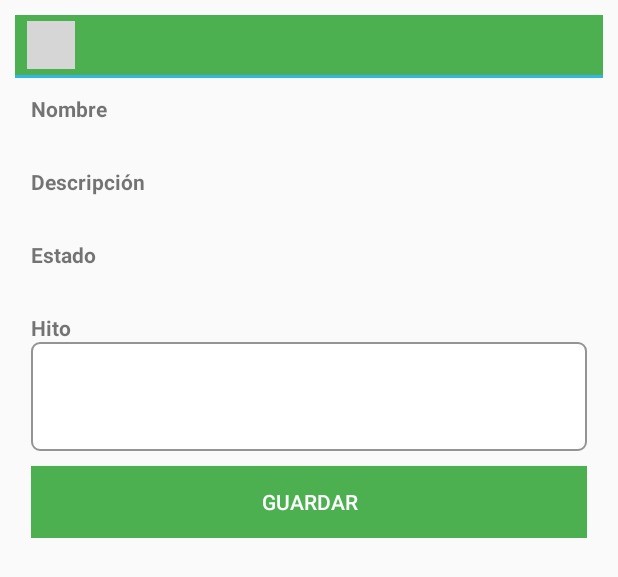
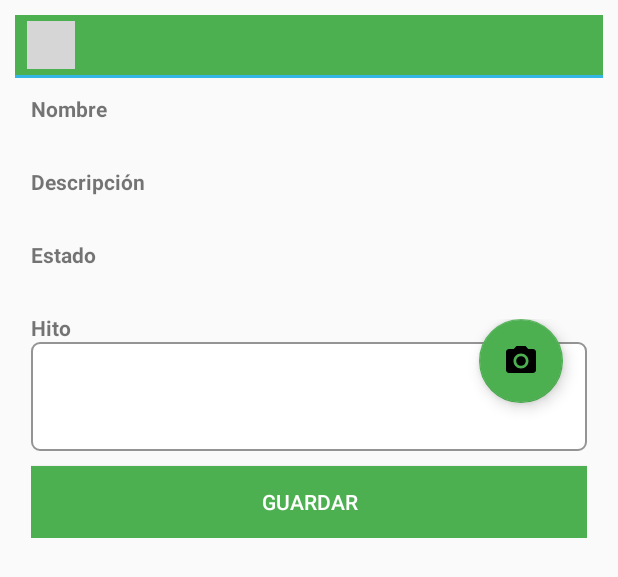
Before and after one commit to jbuelvas/PlaneacionAPP, an Android app: the layout form_registrar_hito.xml on its own in the app's theme, with its tools: preview values and no code run, on a phone screen of 412 x 824 dp. Shown: the top 577 px of the screen. Run offline under Robolectric (Android 15) with nearby library versions, the phone set to English and light mode, and no system bars; plain views replace DialogTitle; grey boxes are pictures that could not be loaded.

Commit message:
Avances Hito Attachment

```diff
--- a/app/build.gradle
+++ b/app/build.gradle
@@ -34,6 +34,7 @@ dependencies {
     implementation 'androidx.navigation:navigation-fragment:2.0.0'
     implementation 'androidx.navigation:navigation-ui:2.0.0'
     implementation 'androidx.lifecycle:lifecycle-extensions:2.0.0'
+    implementation 'commons-io:commons-io:2.4'
     testImplementation 'junit:junit:4.12'
     androidTestImplementation 'androidx.test.ext:junit:1.1.0'
     androidTestImplementation 'androidx.test.espresso:espresso-core:3.1.1'
--- a/app/src/main/AndroidManifest.xml
+++ b/app/src/main/AndroidManifest.xml
@@ -5,7 +5,8 @@
     <uses-permission android:name="android.permission.INTERNET" />
     <uses-permission android:name="android.permission.ACCESS_FINE_LOCATION" />
     <uses-permission android:name="android.permission.ACCESS_COARSE_LOCATION" />
-    <uses-permission android:name="android.permission.CAMERA" android:required="true" />
+    <uses-permission android:name="android.permission.CAMERA" />
+    <uses-permission android:name="android.permission.WRITE_EXTERNAL_STORAGE" />
     <uses-feature android:glEsVersion="0x00020000" android:required="true" />
 
     <application
@@ -18,7 +19,7 @@
         <activity
             android:name=".MainActivity"
             android:label="@string/app_name"
-            android:screenOrientation="portrait"
+            android:screenOrientation="fullSensor"
             android:configChanges="keyboardHidden|orientation|screenSize"
             android:theme="@style/AppTheme.NoActionBar" >
             <intent-filter>
--- a/app/src/main/java/com/example/planeacionapp/Constantes.java
+++ b/app/src/main/java/com/example/planeacionapp/Constantes.java
@@ -4,4 +4,5 @@ public class Constantes {
     public static final String COLOR_TITULO_MENSAJES = "#FFFFFF";
     public static final String COLOR_TITULO_ALERTAS = "#7C0824";
     public static final String VALOR_SIN_SELECCION = "- TODOS -";
+    public static final String NOMBRE_IMG_HITO = "IMG_HITO_";
 }
--- a/app/src/main/res/layout/form_registrar_hito.xml
+++ b/app/src/main/res/layout/form_registrar_hito.xml
@@ -186,7 +186,7 @@
                     android:orientation="vertical"
                     android:layout_width="match_parent"
                     android:layout_height="match_parent"
-                    android:padding="20dp">
+                    android:padding="2dp">
 
                     <ListView
                         android:id="@+id/lvFotos"
@@ -201,16 +201,15 @@
                         android:gravity="right"
                         android:layout_width="match_parent"
                         android:layout_height="match_parent"
-                        android:padding="20dp">
+                        android:padding="3dp">
 
                         <com.google.android.material.floatingactionbutton.FloatingActionButton
                             android:id="@+id/addAttachmentFAB"
                             android:layout_width="wrap_content"
                             android:layout_height="wrap_content"
-                            android:layout_gravity="bottom|end"
-                            android:layout_marginBottom="80dp"
+                            android:layout_gravity="top|end"
                             android:layout_marginRight="@dimen/fab_margin"
-                            android:visibility="gone"
+                            android:visibility="visible"
                             app:backgroundTint="#4CAF50"
                             app:srcCompat="@drawable/ic_menu_camera" />
                     </LinearLayout>
```
Also changed, not shown: app/src/main/java/com/example/planeacionapp/RegistrarHitoActivity.java (+76 -14 lines).
